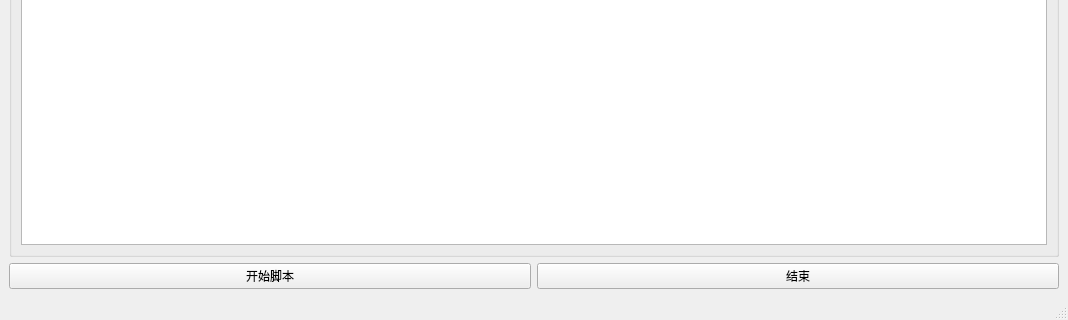
Qt form view/design/ui/main_window.ui (Connorshen/OnmyojiScript) before a commit; both pictures show x 0 to 1068 and y 457 to 777 of the 1068 by 777 pixel window.
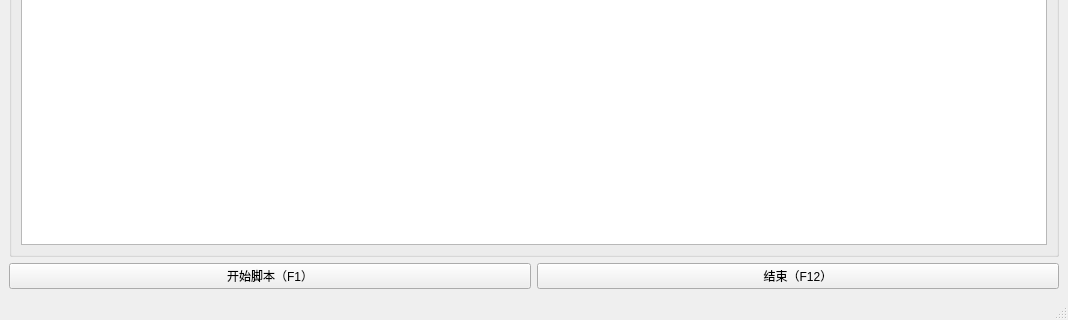
The same form after that commit.

```diff
--- a/view/design/ui/main_window.ui
+++ b/view/design/ui/main_window.ui
@@ -192,14 +192,14 @@
       <item>
        <widget class="QPushButton" name="start_btn">
         <property name="text">
-         <string>开始脚本</string>
+         <string>开始脚本（F1）</string>
         </property>
        </widget>
       </item>
       <item>
        <widget class="QPushButton" name="end_btn">
         <property name="text">
-         <string>结束</string>
+         <string>结束（F12）</string>
         </property>
        </widget>
       </item>
```
